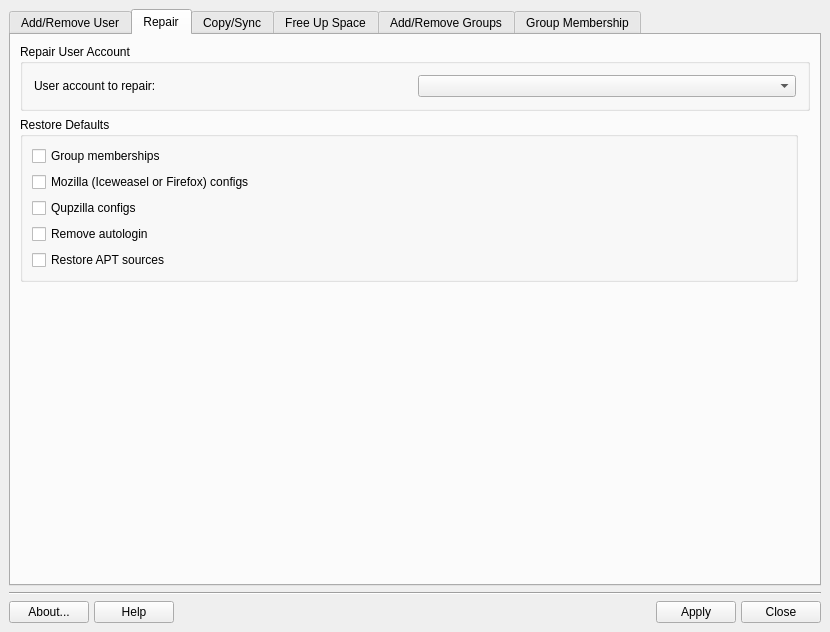
MX-Linux/mx-user, file meconfig.ui: the form before one commit.
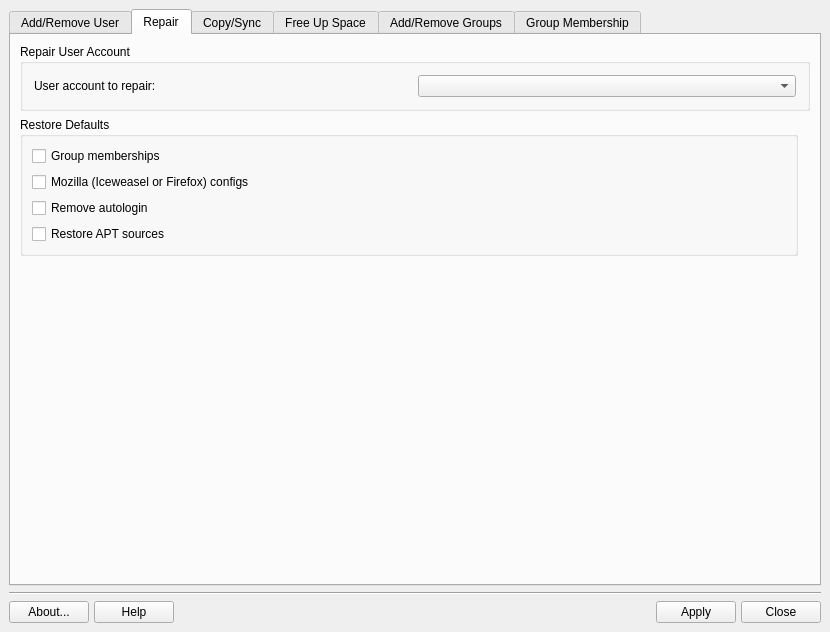
The form after the commit. The open tabs and pages were chosen to show the change. Icons and pictures are not drawn.

Commit message: remove Qupzilla, added build-dep

Patch:
```diff
--- a/meconfig.ui
+++ b/meconfig.ui
@@ -441,16 +441,6 @@
             </property>
            </widget>
           </item>
-          <item row="5" column="0">
-           <widget class="QCheckBox" name="checkQupzilla">
-            <property name="toolTip">
-             <string>Restore Qupzilla configs to MX defaults</string>
-            </property>
-            <property name="text">
-             <string>Qupzilla configs</string>
-            </property>
-           </widget>
-          </item>
           <item row="1" column="0">
            <widget class="QCheckBox" name="checkGroups">
             <property name="toolTip">
@@ -467,7 +457,7 @@
             </property>
            </widget>
           </item>
-          <item row="7" column="0">
+          <item row="6" column="0">
            <widget class="QCheckBox" name="checkApt">
             <property name="toolTip">
              <string>Restore APT sources to MX defaults</string>
@@ -477,7 +467,7 @@
             </property>
            </widget>
           </item>
-          <item row="6" column="0">
+          <item row="5" column="0">
            <widget class="QCheckBox" name="checkRemoveAutologin">
             <property name="text">
              <string>Remove autologin</string>
```
Left out of the diff: 9 changed lines with no effect on the pictures. The commit also changes 19 other files.
